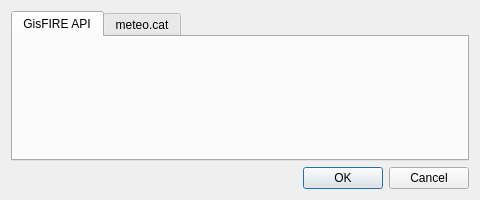
Old version of the form ui/settings.ui in the repository JaumeFigueras/GisFIRE-Lightnings.
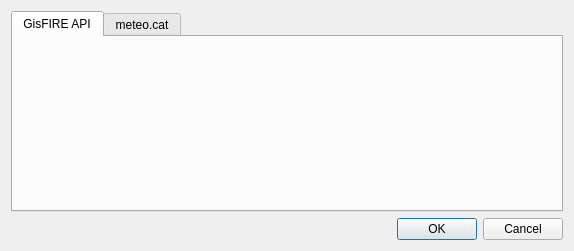
New version of the form.

Commit message: moved to grid layout in tab page

Patch:
```diff
--- a/ui/settings.ui
+++ b/ui/settings.ui
@@ -6,8 +6,8 @@
    <rect>
     <x>0</x>
     <y>0</y>
-    <width>480</width>
-    <height>200</height>
+    <width>574</width>
+    <height>251</height>
    </rect>
   </property>
   <property name="sizePolicy">
@@ -46,6 +46,11 @@
         <attribute name="title">
          <string>GisFIRE API</string>
         </attribute>
+        <layout class="QGridLayout" name="gridLayout_2">
+         <item row="0" column="0">
+          <layout class="QHBoxLayout" name="horizontalLayout_3"/>
+         </item>
+        </layout>
        </widget>
        <widget class="QWidget" name="tab_meteocat">
         <property name="sizePolicy">
```
